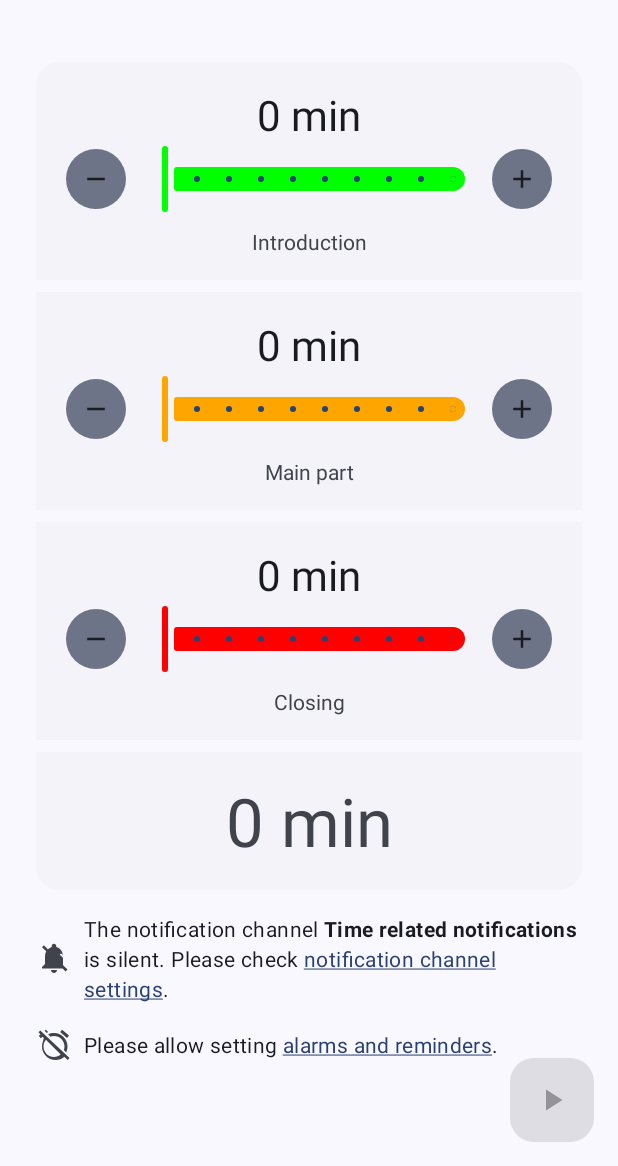
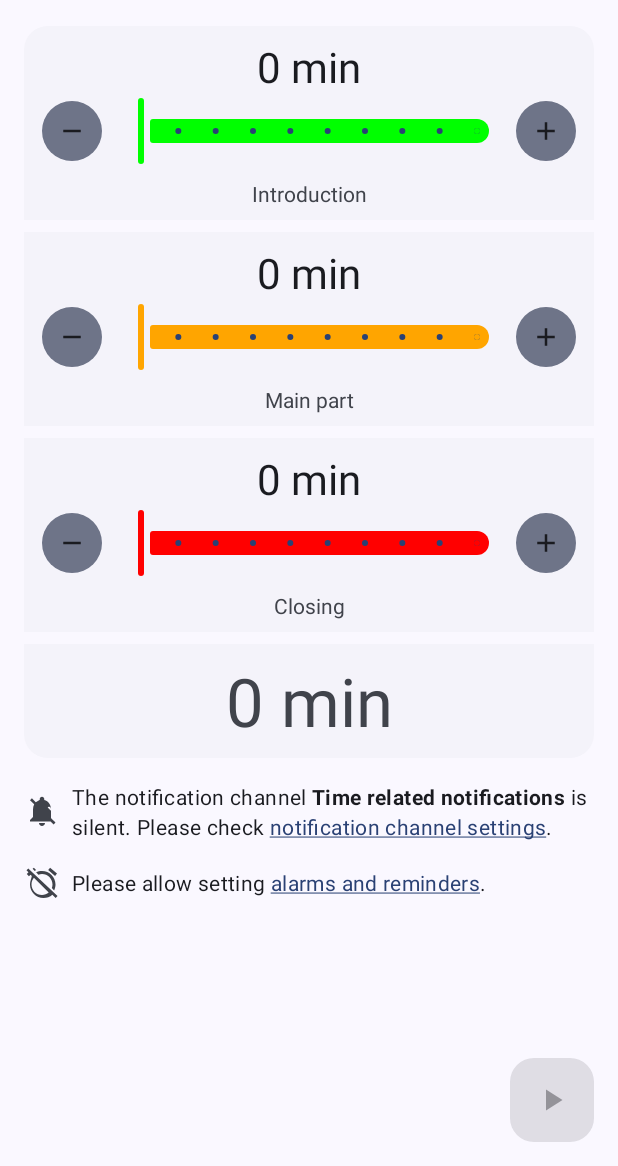
Before and after one commit to tkuenneth/mintime, an Android app: the screen it shows after launch (MinTime), on a phone screen of 412 x 824 dp, the part 70-1236 px from its top. Run offline under Robolectric (Android 15) with nearby library versions, the phone set to English and light mode, and no system bars; libraries missing offline, so code that uses them is left out: androidx.window.java; 2 statements that could not run were skipped.

Commit message:
Final touches

```diff
--- a/app/src/main/java/com/thomaskuenneth/mintime/MinTime.java
+++ b/app/src/main/java/com/thomaskuenneth/mintime/MinTime.java
@@ -24,6 +24,7 @@
 package com.thomaskuenneth.mintime;
 
 import static com.thomaskuenneth.mintime.RepeatingAlarm.CHANNEL_ID;
+import static java.lang.Math.max;
 
 import android.annotation.SuppressLint;
 import android.app.AlarmManager;
@@ -217,9 +218,12 @@ public class MinTime extends AppCompatActivity
             params.setMargins(
                     params.leftMargin,
                     params.topMargin,
-                    pixelValue + insets.right,
+                    insets.right,
                     pixelValue + insets.bottom
             );
+            Insets displayCutoutInsets = windowInsets.getInsets(WindowInsetsCompat.Type.displayCutout());
+            int padding = max(displayCutoutInsets.right, max(24, displayCutoutInsets.left));
+            binding.mainUi.setPadding(padding, 0, padding, 0);
             return WindowInsetsCompat.CONSUMED;
         });
         setSupportActionBar(binding.toolbar);
--- a/app/src/main/res/layout/counter.xml
+++ b/app/src/main/res/layout/counter.xml
@@ -4,7 +4,7 @@
     android:id="@+id/counter"
     android:layout_width="match_parent"
     android:layout_height="wrap_content"
-    android:padding="16dp">
+    android:padding="8dp">
 
     <TextView
         android:id="@+id/text"
--- a/app/src/main/res/layout/main.xml
+++ b/app/src/main/res/layout/main.xml
@@ -28,8 +28,7 @@
 
                     <RelativeLayout xmlns:custom="http://schemas.android.com/apk/res-auto"
                         android:layout_width="match_parent"
-                        android:layout_height="wrap_content"
-                        android:padding="24dp">
+                        android:layout_height="wrap_content">
 
                         <com.thomaskuenneth.mintime.Counter
                             android:id="@+id/counter1"
@@ -82,7 +81,7 @@
                             android:background="@drawable/bottom_corners"
                             android:backgroundTint="?attr/colorSurfaceContainerLow"
                             android:gravity="center"
-                            android:padding="16dp"
+                            android:padding="8dp"
                             android:textAlignment="center"
                             android:textSize="20pt" />
 
@@ -114,9 +113,10 @@
                             custom:drawableStartCompat="@drawable/baseline_alarm_off_24"
                             custom:drawableTint="?colorControlNormal" />
 
-                        <View
+                        <Space
+                            android:id="@+id/buffer"
                             android:layout_width="match_parent"
-                            android:layout_height="64dp"
+                            android:layout_height="96dp"
                             android:layout_below="@id/info_schedule_exact_alarms" />
 
                     </RelativeLayout>
```
